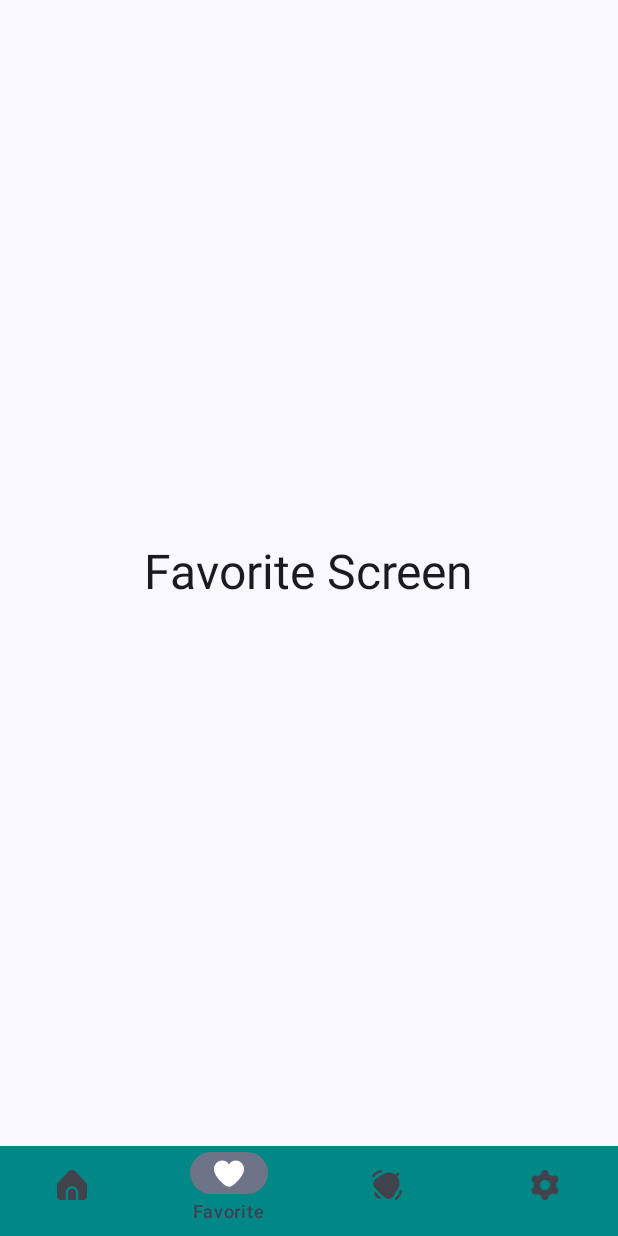
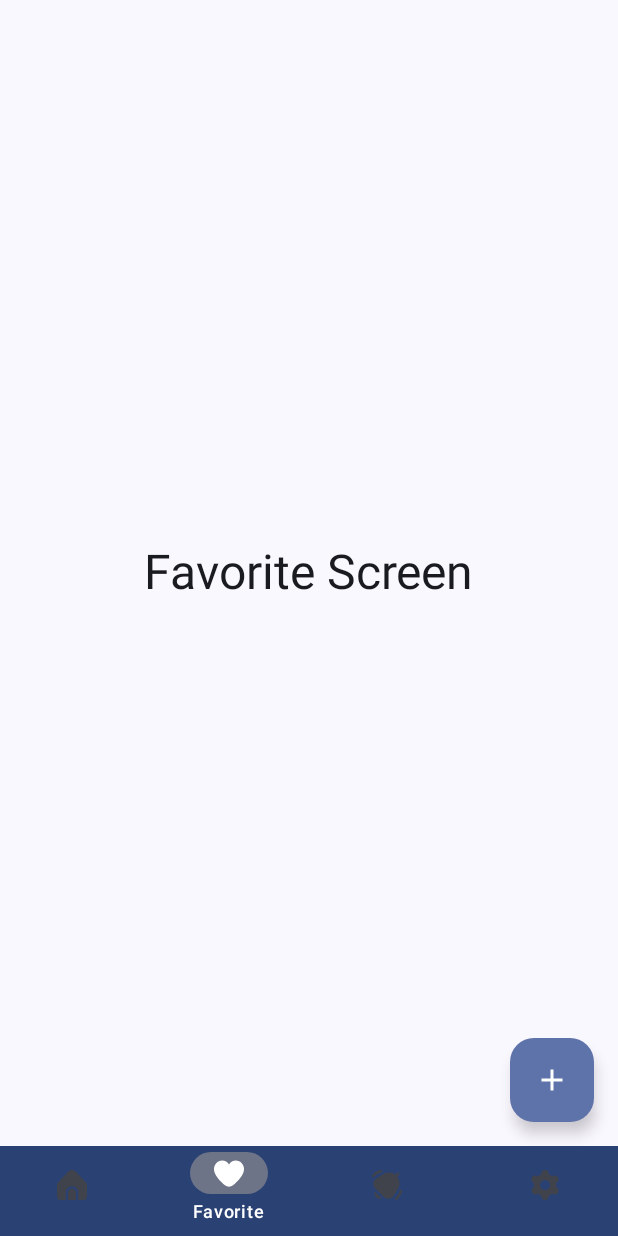
Before and after one commit to hanysamy12/SkySync-WeatherApp, an Android app built with Jetpack Compose: the screen it shows after launch (MainActivity), item 2 of the bottom bar chosen, on a phone screen of 412 x 824 dp. Run offline under Robolectric (Android 15) with nearby library versions, the phone set to English and light mode, and no system bars; our stand-ins replace livedata-compose.

Commit message:
add FAB and new screen without map

```diff
--- a/app/src/main/java/com/example/skysync/MainActivity.kt
+++ b/app/src/main/java/com/example/skysync/MainActivity.kt
@@ -1,12 +1,18 @@
 package com.example.skysync
 
+import android.os.Build
 import android.os.Bundle
 import androidx.activity.ComponentActivity
 import androidx.activity.compose.setContent
+import androidx.annotation.RequiresApi
 import androidx.compose.foundation.layout.Box
 import androidx.compose.foundation.layout.fillMaxSize
 import androidx.compose.foundation.layout.height
 import androidx.compose.foundation.layout.padding
+import androidx.compose.material.icons.Icons
+import androidx.compose.material.icons.filled.Add
+import androidx.compose.material3.FloatingActionButton
+import androidx.compose.material3.Icon
 import androidx.compose.material3.Scaffold
 import androidx.compose.runtime.Composable
 import androidx.compose.ui.Modifier
@@ -21,6 +27,7 @@ import com.example.skysync.favorite.view.FavoriteScreen
 import com.example.skysync.home.view.HomeScreen
 import com.example.skysync.home.viewmodel.CurrentWeatherViewModelImp
 import com.example.skysync.home.viewmodel.HomeViewModelFactory
+import com.example.skysync.map.view.MapScreen
 import com.example.skysync.repo.WeatherRepositoryImp
 import com.example.skysync.settings.view.SettingsScreen
 import com.example.skysync.ui.navigation.BottomNavigationBar
@@ -28,6 +35,7 @@ import com.example.skysync.ui.navigation.ScreenRoute
 import com.example.skysync.ui.theme.SkySyncTheme
 
 class MainActivity : ComponentActivity() {
+    @RequiresApi(Build.VERSION_CODES.O)
     override fun onCreate(savedInstanceState: Bundle?) {
         super.onCreate(savedInstanceState)
         //enableEdgeToEdge()
@@ -42,6 +50,7 @@ class MainActivity : ComponentActivity() {
     }
 }
 
+@RequiresApi(Build.VERSION_CODES.O)
 @Composable
 fun MainScreen(homeViewModel: CurrentWeatherViewModelImp) {
     val navController = rememberNavController()
@@ -52,7 +61,11 @@ fun MainScreen(homeViewModel: CurrentWeatherViewModelImp) {
             Box(modifier = Modifier.height(60.dp)) {
                 BottomNavigationBar((navController))
             }
-        }
+        },
+        floatingActionButton = { FloatingActionButton(onClick = {navController.navigate(ScreenRoute.GoogleMap)}){
+            Icon(Icons.Default.Add, contentDescription = "add location")
+        } }
+
     ) { contentPadding ->
         NavHost(
             navController = navController,
@@ -72,6 +85,9 @@ fun MainScreen(homeViewModel: CurrentWeatherViewModelImp) {
             composable(route = ScreenRoute.Settings.route) {
                 SettingsScreen(navController)
             }
+            composable <  ScreenRoute.GoogleMap>{ //(route = ScreenRoute.GoogleMap.route) throws exception
+                MapScreen()
+            }
         }
 
 
--- a/app/src/main/java/com/example/skysync/home/view/HomeScreen.kt
+++ b/app/src/main/java/com/example/skysync/home/view/HomeScreen.kt
@@ -17,28 +17,25 @@ import androidx.compose.foundation.layout.height
 import androidx.compose.foundation.layout.padding
 import androidx.compose.foundation.layout.size
 import androidx.compose.foundation.layout.width
-import androidx.compose.foundation.lazy.LazyColumn
 import androidx.compose.foundation.lazy.LazyRow
 import androidx.compose.foundation.rememberScrollState
 import androidx.compose.foundation.shape.RoundedCornerShape
 import androidx.compose.foundation.verticalScroll
 import androidx.compose.material3.Icon
+import androidx.compose.material3.MaterialTheme
 import androidx.compose.material3.Text
 import androidx.compose.runtime.Composable
 import androidx.compose.runtime.livedata.observeAsState
 import androidx.compose.ui.Alignment
 import androidx.compose.ui.Modifier
 import androidx.compose.ui.graphics.Brush
-import androidx.compose.ui.graphics.Color
 import androidx.compose.ui.graphics.painter.Painter
 import androidx.compose.ui.res.colorResource
 import androidx.compose.ui.res.painterResource
-import androidx.compose.ui.tooling.preview.Preview
 import androidx.compose.ui.unit.dp
 import androidx.compose.ui.unit.sp
 import com.example.skysync.R
 import com.example.skysync.home.viewmodel.CurrentWeatherViewModelImp
-import com.example.skysync.models.ForecastWeatherResponse
 import com.example.skysync.models.ListItem
 import java.time.Instant
 import java.time.ZoneId
@@ -50,10 +47,10 @@ private const val TAG = "HomeScreen"
 //@Preview()
 @RequiresApi(Build.VERSION_CODES.O)
 @Composable
-fun HomeScreen( viewModel: CurrentWeatherViewModelImp) {
+fun HomeScreen(viewModel: CurrentWeatherViewModelImp) {
     val horizontalScroll = rememberScrollState()
-    viewModel.getCurrentWeather(29.394859, 30.9028837, "en","metric") //29.394859, 30.9028837
-    viewModel.getForecast(29.394859, 30.9028837, "en","metric")
+    viewModel.getCurrentWeather(29.394859, 30.9028837, "en", "metric") //29.394859, 30.9028837
+    viewModel.getForecast(29.394859, 30.9028837, "en", "metric")
     val weatherState = viewModel.weather.observeAsState()
     val forecastState = viewModel.forecast.observeAsState()
     val messageState = viewModel.message.observeAsState()
@@ -64,16 +61,10 @@ fun HomeScreen( viewModel: CurrentWeatherViewModelImp) {
     Log.i(TAG, "HomeScreen Forecast :$forecast")
     val currentdateTimePair = convertDateTime(currentWeather?.dt?.toLong() ?: 0)
     val tempMeasure = "C"
-    //val daysList = listOf(1,2,3,4,5)
-    val gradientColors = listOf(
-        // Color(0xFF6A11CB),
-        Color(0xFF2575FC),
-        Color(0xFF00B4DB)
-    )
-
-
     val gradientBrush = Brush.linearGradient(
-        colors = gradientColors,
+        colors = listOf(
+            MaterialTheme.colorScheme.primary,
+            MaterialTheme.colorScheme.tertiary),
         start = androidx.compose.ui.geometry.Offset(0f, 0f), // Top-left corner
         end = androidx.compose.ui.geometry.Offset.Infinite // Bottom-right corner
     )
@@ -113,7 +104,10 @@ fun HomeScreen( viewModel: CurrentWeatherViewModelImp) {
                     horizontalAlignment = Alignment.CenterHorizontally
                 ) {
                     Text("${currentWeather?.weather?.get(0)?.description}", fontSize = 20.sp)
-                    Text("Feels Like: ${currentWeather?.main?.feelsLike ?:currentWeather?.main?.temp}", fontSize = 16.sp)
+                    Text(
+                        "Feels Like: ${currentWeather?.main?.feelsLike ?: currentWeather?.main?.temp}",
+                        fontSize = 16.sp
+                    )
                 }
             }
             Column {
@@ -145,7 +139,7 @@ fun HomeScreen( viewModel: CurrentWeatherViewModelImp) {
                         contentDescription = "sunrise icon",
                         modifier = Modifier.size(20.dp)
                     )
-                    val sunRiseTime = convertDateTime(currentWeather?.sys?.sunrise?.toLong()?:0)
+                    val sunRiseTime = convertDateTime(currentWeather?.sys?.sunrise?.toLong() ?: 0)
                     Text(sunRiseTime.second, fontSize = 18.sp)
                     Spacer(modifier = Modifier.width(10.dp))
                     Icon(
@@ -153,7 +147,7 @@ fun HomeScreen( viewModel: CurrentWeatherViewModelImp) {
                         contentDescription = "sunset icon",
                         modifier = Modifier.size(20.dp)
                     )
-                    val sunSetTime = convertDateTime(currentWeather?.sys?.sunset?.toLong()?:0)
+                    val sunSetTime = convertDateTime(currentWeather?.sys?.sunset?.toLong() ?: 0)
 
                     Text(sunSetTime.second, fontSize = 18.sp)
                 }
@@ -165,7 +159,7 @@ fun HomeScreen( viewModel: CurrentWeatherViewModelImp) {
                     shape = RoundedCornerShape(16.dp)
                 )
             ) {
-                items(8) {i->HourItem(forecast?.list?.get(i))}
+                items(8) { i -> HourItem(forecast?.list?.get(i)) }
                 //Spacer(modifier = Modifier.width(6.dp))
             }
 
@@ -286,8 +280,9 @@ fun HomeScreen( viewModel: CurrentWeatherViewModelImp) {
                 }
             }
 
-            val daysList = forecast?.list?.filterIndexed { index,_ ->index==0 ||index%8==0}
-            daysList?.forEach {day-> DaysItem(day) }
+            val daysList =
+                forecast?.list?.filterIndexed { index, _ -> index == 0 || index % 8 == 0 }
+            daysList?.forEach { day -> DaysItem(day) }
         }
     }
 
@@ -310,7 +305,7 @@ private fun HourItem(hourItem: ListItem?) {
         verticalArrangement = Arrangement.SpaceBetween,
         horizontalAlignment = Alignment.CenterHorizontally
     ) {
-        val hour = convertDateTime(hourItem?.dt?.toLong()?:0)
+        val hour = convertDateTime(hourItem?.dt?.toLong() ?: 0)
         Text(hour.second, fontSize = 20.sp)
         Icon(icon, contentDescription = "icon description", modifier = Modifier.size(20.dp))
         Row(
@@ -352,13 +347,15 @@ private fun DaysItem(dayItem: ListItem?) {
                 contentDescription = "icon desc",
                 modifier = Modifier.size(26.dp)
             )
-            val day = convertDateTime(dayItem?.dt?.toLong() ?:0)
+            val day = convertDateTime(dayItem?.dt?.toLong() ?: 0)
             Text(day.first, fontSize = 22.sp)
             // Text("${dayItem?.weather?.get(0)?.main}", fontSize = 20.sp)
         }
-        Row(modifier = Modifier
+        Row(
+            modifier = Modifier
                 //.weight(1f)
-            .padding(horizontal = 12.dp), horizontalArrangement = Arrangement.End) {
+                .padding(horizontal = 12.dp), horizontalArrangement = Arrangement.End
+        ) {
             Row(//max
                 // modifier = Modifier.fillMaxWidth(),
                 horizontalArrangement = Arrangement.Center,
@@ -383,13 +380,15 @@ private fun DaysItem(dayItem: ListItem?) {
 }
 
 @RequiresApi(Build.VERSION_CODES.O)
-private fun convertDateTime(dateLong : Long): Pair<String, String>{
+private fun convertDateTime(dateLong: Long): Pair<String, String> {
     Log.i(TAG, "longDateTime: $dateLong")
     val instance = Instant.ofEpochSecond(dateLong)
-    val dateFormater = DateTimeFormatter.ofPattern("EEE, dd MMM",Locale.ENGLISH).withZone(ZoneId.systemDefault())
+    val dateFormater =
+        DateTimeFormatter.ofPattern("EEE, dd MMM", Locale.ENGLISH).withZone(ZoneId.systemDefault())
     val formatedDate = dateFormater.format(instance)
-    val timeFormatter = DateTimeFormatter.ofPattern("hh:mm a",Locale.ENGLISH).withZone(ZoneId.systemDefault())
+    val timeFormatter =
+        DateTimeFormatter.ofPattern("hh:mm a", Locale.ENGLISH).withZone(ZoneId.systemDefault())
     val formatedTime = timeFormatter.format(instance)
     Log.i(TAG, "converted DateTime: $formatedDate --- $formatedTime")
-    return Pair(formatedDate,formatedTime)
+    return Pair(formatedDate, formatedTime)
 }
--- a/app/src/main/java/com/example/skysync/home/viewmodel/CurrentWeatherViewModelImp.kt
+++ b/app/src/main/java/com/example/skysync/home/viewmodel/CurrentWeatherViewModelImp.kt
@@ -28,7 +28,7 @@ class CurrentWeatherViewModelImp(private val repo: WeatherRepository) : CurrentW
     ) {
         viewModelScope.launch(Dispatchers.IO) {
             try {
-                val result = repo.getCurrentWeather(lat, lon, lang,unit)
+                val result = null//repo.getCurrentWeather(lat, lon, lang,unit)
                 if (result != null) {
                     val weather: CurrentWeatherResponse = result
                     mutableWeather.postValue(weather)
@@ -50,7 +50,7 @@ class CurrentWeatherViewModelImp(private val repo: WeatherRepository) : CurrentW
     ) {
         viewModelScope.launch(Dispatchers.IO) {
             try {
-                val result = repo.getForecast(lat, lon, lang,unit)
+                val result = null //repo.getForecast(lat, lon, lang,unit)
                 if (result != null) {
                     val forecast: ForecastWeatherResponse = result
                     mutableForecast.postValue(forecast)
--- /dev/null
+++ b/app/src/main/java/com/example/skysync/map/view/MapScreen.kt
@@ -0,0 +1,9 @@
+package com.example.skysync.map.view
+
+import androidx.compose.material3.Text
+import androidx.compose.runtime.Composable
+
+@Composable
+fun MapScreen() {
+    Text("Map Screen")
+}
--- a/app/src/main/java/com/example/skysync/ui/navigation/BottomNavigationBar.kt
+++ b/app/src/main/java/com/example/skysync/ui/navigation/BottomNavigationBar.kt
@@ -1,6 +1,7 @@
 package com.example.skysync.ui.navigation
 
 import androidx.compose.material3.Icon
+import androidx.compose.material3.MaterialTheme
 import androidx.compose.material3.NavigationBar
 import androidx.compose.material3.NavigationBarItem
 import androidx.compose.material3.Text
@@ -10,21 +11,27 @@ import androidx.compose.runtime.getValue
 import androidx.compose.runtime.mutableIntStateOf
 import androidx.compose.runtime.saveable.rememberSaveable
 import androidx.compose.ui.graphics.painter.Painter
-import androidx.compose.ui.res.colorResource
 import androidx.compose.ui.res.painterResource
 import androidx.navigation.NavController
 import androidx.navigation.compose.currentBackStackEntryAsState
 import com.example.skysync.R
+import kotlinx.serialization.Serializable
 
 data class NavigationItem(
     val title: String, val icon: Painter, val route: String
 )
-
+@Serializable
 sealed class ScreenRoute(val route: String) {
+    @Serializable
     object Home : ScreenRoute("home")
+    @Serializable
     object Favorite : ScreenRoute("favorite")
+    @Serializable
     object Alerts : ScreenRoute("alerts")
+    @Serializable
     object Settings : ScreenRoute("settings")
+    @Serializable
+    object GoogleMap : ScreenRoute("googleMap")
 }
 
 @Composable
@@ -49,7 +56,7 @@ fun BottomNavigationBar(navController: NavController) {
             selectedNavigationIndex.intValue = index
         }
     }
-    NavigationBar(containerColor = colorResource(id = R.color.teal_700)) {
+    NavigationBar(containerColor = MaterialTheme.colorScheme.primary) {
         navigationItems.forEachIndexed { index, item ->
             NavigationBarItem(selected = selectedNavigationIndex.intValue == index, onClick = {
                 selectedNavigationIndex.intValue = index
--- a/app/src/main/java/com/example/skysync/ui/theme/Color.kt
+++ b/app/src/main/java/com/example/skysync/ui/theme/Color.kt
@@ -2,10 +2,15 @@ package com.example.skysync.ui.theme
 
 import androidx.compose.ui.graphics.Color
 
+/*
 val Purple80 = Color(0xFFD0BCFF)
 val PurpleGrey80 = Color(0xFFCCC2DC)
 val Pink80 = Color(0xFFEFB8C8)
 
 val Purple40 = Color(0xFF6650a4)
 val PurpleGrey40 = Color(0xFF625b71)
-val Pink40 = Color(0xFF7D5260)
+val Pink40 = Color(0xFF7D5260)*/
+
+val color1 =Color(0xFF1F1D47)
+val color2 = Color(0xFF48319D)
+val color3 = Color(0xFF3E2E7A)
--- a/app/src/main/java/com/example/skysync/ui/theme/Theme.kt
+++ b/app/src/main/java/com/example/skysync/ui/theme/Theme.kt
@@ -12,15 +12,21 @@ import androidx.compose.runtime.Composable
 import androidx.compose.ui.platform.LocalContext
 
 private val DarkColorScheme = darkColorScheme(
-    primary = Purple80,
+   /* primary = Purple80,
     secondary = PurpleGrey80,
-    tertiary = Pink80
+    tertiary = Pink80*/
+    primary = color1,
+    secondary = color2,
+    tertiary = color3
 )
 
 private val LightColorScheme = lightColorScheme(
-    primary = Purple40,
+    /*primary = Purple40,
     secondary = PurpleGrey40,
-    tertiary = Pink40
+    tertiary = Pink40*/
+    primary = color1,
+    secondary = color2,
+    tertiary = color3
 
     /* Other default colors to override
     background = Color(0xFFFFFBFE),
--- a/app/src/main/java/com/example/skysync/ui/theme/Type.kt
+++ b/app/src/main/java/com/example/skysync/ui/theme/Type.kt
@@ -1,6 +1,7 @@
 package com.example.skysync.ui.theme
 
 import androidx.compose.material3.Typography
+import androidx.compose.ui.graphics.Color
 import androidx.compose.ui.text.TextStyle
 import androidx.compose.ui.text.font.FontFamily
 import androidx.compose.ui.text.font.FontWeight
@@ -9,11 +10,12 @@ import androidx.compose.ui.unit.sp
 // Set of Material typography styles to start with
 val Typography = Typography(
     bodyLarge = TextStyle(
-        fontFamily = FontFamily.Default,
+        fontFamily = FontFamily.Serif,//FontFamily.Default,
         fontWeight = FontWeight.Normal,
         fontSize = 16.sp,
         lineHeight = 24.sp,
-        letterSpacing = 0.5.sp
+        letterSpacing = 0.5.sp,
+        color = Color.White
     )
     /* Other default text styles to override
     titleLarge = TextStyle(
```
Lines whose indentation alone changed are shown as unchanged.
